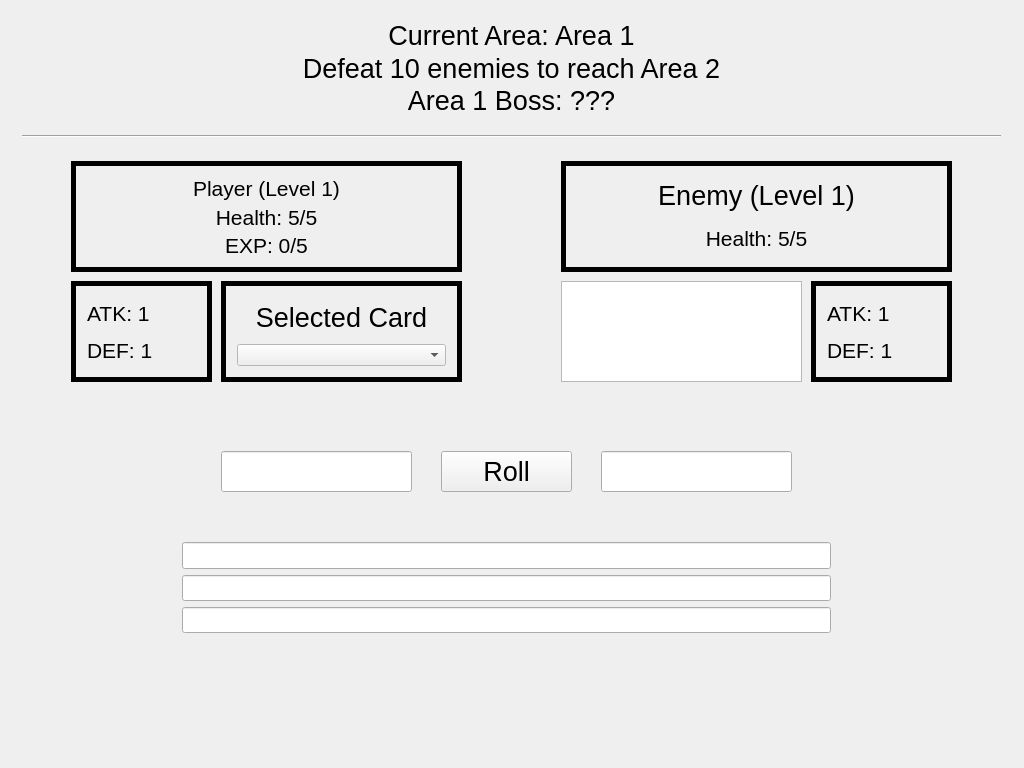
Above: mainwindow.ui from danzmoses/cs100-project before the change. Below: the same form after it.
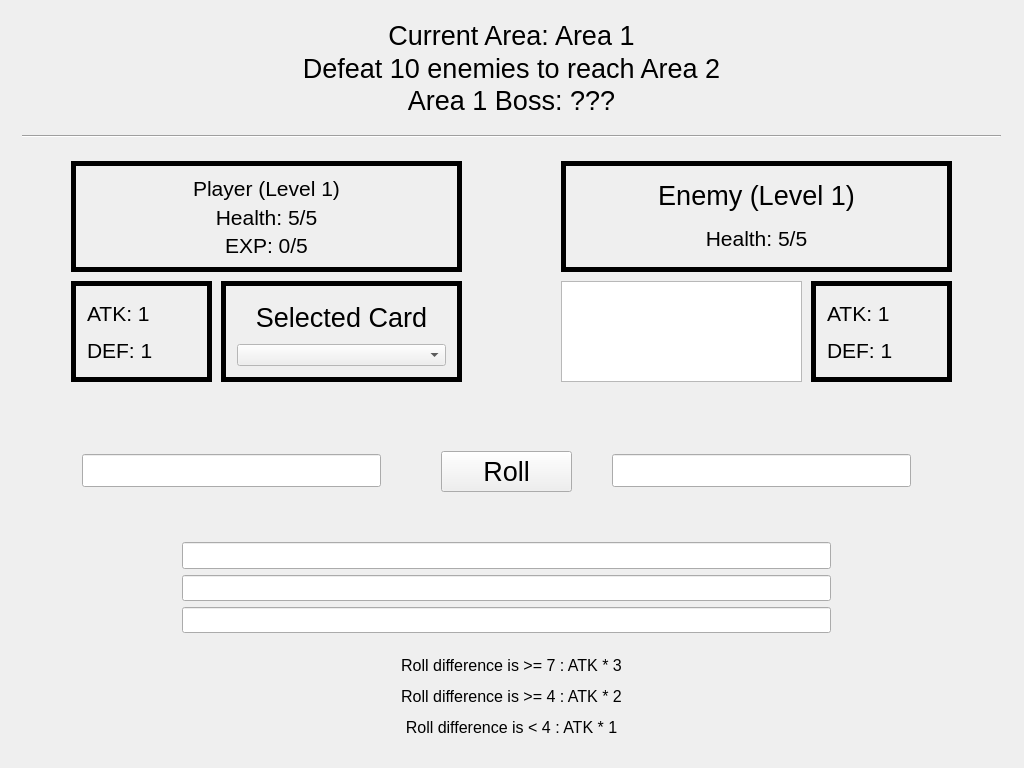
That is the form after the change. The open tabs and pages were chosen to show the change.

Commit message: Player and Enemy rolls displayed during battle - Difference between the rolls also displayed - Tip about battle mechanics added to battle menu

What changed in the file:
```diff
--- a/mainwindow.ui
+++ b/mainwindow.ui
@@ -2416,35 +2416,110 @@
          <string>Roll</string>
         </property>
        </widget>
-       <widget class="QLineEdit" name="battle_menu_player_roll">
+       <widget class="QWidget" name="horizontalLayoutWidget_2">
         <property name="geometry">
          <rect>
-          <x>210</x>
-          <y>440</y>
-          <width>191</width>
-          <height>41</height>
+          <x>60</x>
+          <y>420</y>
+          <width>321</width>
+          <height>80</height>
          </rect>
         </property>
-        <property name="font">
-         <font>
-          <pointsize>16</pointsize>
-         </font>
-        </property>
+        <layout class="QHBoxLayout" name="horizontalLayout_2">
+         <item>
+          <widget class="QLineEdit" name="battle_menu_player_roll">
+           <property name="font">
+            <font>
+             <pointsize>16</pointsize>
+            </font>
+           </property>
+           <property name="alignment">
+            <set>Qt::AlignCenter</set>
+           </property>
+          </widget>
+         </item>
+        </layout>
        </widget>
-       <widget class="QLineEdit" name="battle_menu_enemy_roll">
+       <widget class="QWidget" name="horizontalLayoutWidget_4">
         <property name="geometry">
          <rect>
           <x>590</x>
-          <y>440</y>
-          <width>191</width>
-          <height>41</height>
+          <y>420</y>
+          <width>321</width>
+          <height>80</height>
          </rect>
         </property>
-        <property name="font">
-         <font>
-          <pointsize>16</pointsize>
-         </font>
+        <layout class="QHBoxLayout" name="horizontalLayout_3">
+         <item>
+          <widget class="QLineEdit" name="battle_menu_enemy_roll">
+           <property name="font">
+            <font>
+             <pointsize>16</pointsize>
+            </font>
+           </property>
+           <property name="alignment">
+            <set>Qt::AlignCenter</set>
+           </property>
+          </widget>
+         </item>
+        </layout>
+       </widget>
+       <widget class="QWidget" name="verticalLayoutWidget_3">
+        <property name="geometry">
+         <rect>
+          <x>320</x>
+          <y>630</y>
+          <width>361</width>
+          <height>111</height>
+         </rect>
         </property>
+        <layout class="QVBoxLayout" name="verticalLayout_4">
+         <item>
+          <widget class="QLabel" name="start_menu_title_label_11">
+           <property name="font">
+            <font>
+             <pointsize>12</pointsize>
+            </font>
+           </property>
+           <property name="text">
+            <string>Roll difference is &gt;= 7 : ATK * 3</string>
+           </property>
+           <property name="alignment">
+            <set>Qt::AlignCenter</set>
+           </property>
+          </widget>
+         </item>
+         <item>
+          <widget class="QLabel" name="start_menu_title_label_13">
+           <property name="font">
+            <font>
+             <pointsize>12</pointsize>
+            </font>
+           </property>
+           <property name="text">
+            <string>Roll difference is &gt;= 4 : ATK * 2</string>
+           </property>
+           <property name="alignment">
+            <set>Qt::AlignCenter</set>
+           </property>
+          </widget>
+         </item>
+         <item>
+          <widget class="QLabel" name="start_menu_title_label_12">
+           <property name="font">
+            <font>
+             <pointsize>12</pointsize>
+            </font>
+           </property>
+           <property name="text">
+            <string>Roll difference is &lt; 4 : ATK * 1</string>
+           </property>
+           <property name="alignment">
+            <set>Qt::AlignCenter</set>
+           </property>
+          </widget>
+         </item>
+        </layout>
        </widget>
       </widget>
      </widget>
```
Left out of the diff: 11 changed lines with no effect on the pictures. The commit also changes 2 other files.
